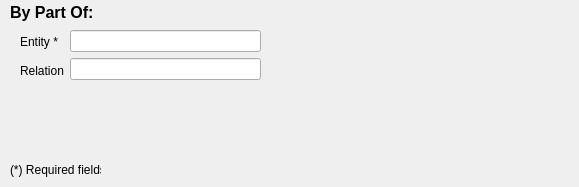
Qt form GUI_Windows/Filters-Requirements/by_part_of.ui (ivanfelipeib/Masterarbeit) before a commit.
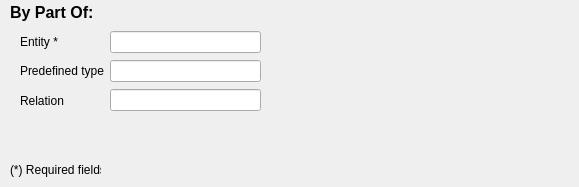
The same form after that commit.

What changed in the file:
```diff
--- a/GUI_Windows/Filters-Requirements/by_part_of.ui
+++ b/GUI_Windows/Filters-Requirements/by_part_of.ui
@@ -54,7 +54,7 @@
       <x>20</x>
       <y>30</y>
       <width>241</width>
-      <height>52</height>
+      <height>82</height>
      </rect>
     </property>
     <layout class="QHBoxLayout" name="horizontalLayout">
@@ -67,6 +67,13 @@
          </property>
         </widget>
        </item>
+       <item>
+        <widget class="QLabel" name="label">
+         <property name="text">
+          <string>Predefined type</string>
+         </property>
+        </widget>
+       </item>
        <item>
         <widget class="QLabel" name="lbl_relation">
          <property name="text">
@@ -81,6 +88,9 @@
        <item>
         <widget class="QLineEdit" name="txt_entity"/>
        </item>
+       <item>
+        <widget class="QLineEdit" name="txt_predef_type"/>
+       </item>
        <item>
         <widget class="QLineEdit" name="txt_relation"/>
        </item>
```
